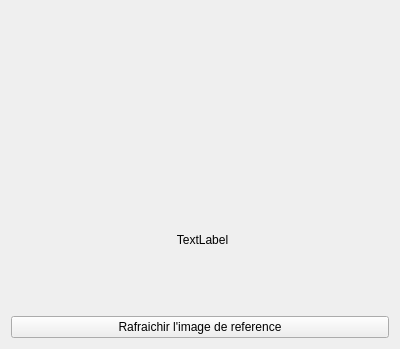
Qt form mainwindow.ui (Thomas-Casadevall/AMazeIng) before a commit.
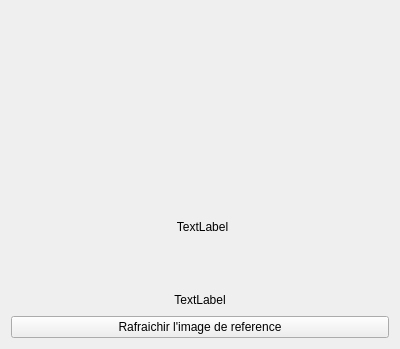
The same form after that commit. Custom widgets are drawn as their Qt base class.

Diff of the .ui file:
```diff
--- a/mainwindow.ui
+++ b/mainwindow.ui
@@ -52,6 +52,22 @@
      </widget>
     </widget>
    </item>
+   <item>
+    <widget class="QLabel" name="statutLabel_">
+     <property name="maximumSize">
+      <size>
+       <width>380</width>
+       <height>20</height>
+      </size>
+     </property>
+     <property name="text">
+      <string>TextLabel</string>
+     </property>
+     <property name="alignment">
+      <set>Qt::AlignCenter</set>
+     </property>
+    </widget>
+   </item>
    <item>
     <widget class="QPushButton" name="pushButton">
      <property name="text">
```
